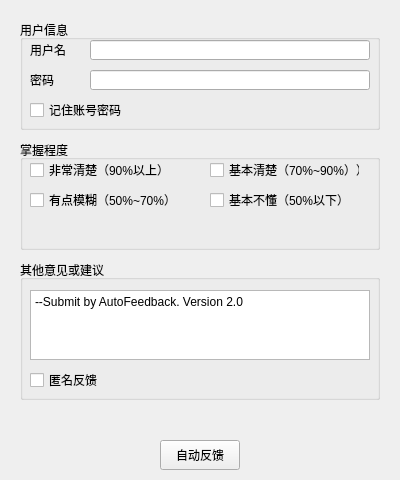
Before: the Qt Designer form AutoFeedback.ui in Rayark-VOEZ/AutoFeedback, drawn with Qt 5.
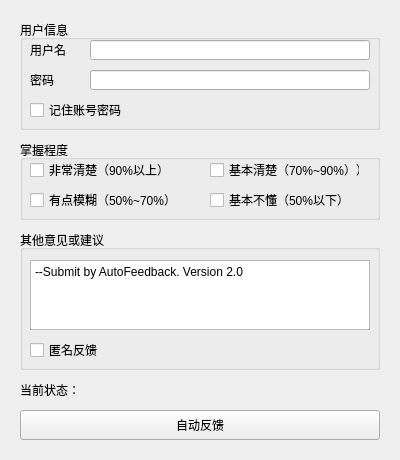
After: the same form once the commit is applied.

Patch:
```diff
--- a/AutoFeedback.ui
+++ b/AutoFeedback.ui
@@ -7,7 +7,7 @@
     <x>0</x>
     <y>0</y>
     <width>400</width>
-    <height>480</height>
+    <height>460</height>
    </rect>
   </property>
   <property name="maximumSize">
@@ -22,9 +22,9 @@
   <widget class="QPushButton" name="submitButton">
    <property name="geometry">
     <rect>
-     <x>160</x>
-     <y>440</y>
-     <width>80</width>
+     <x>20</x>
+     <y>410</y>
+     <width>360</width>
      <height>30</height>
     </rect>
    </property>
@@ -38,7 +38,7 @@
      <x>20</x>
      <y>140</y>
      <width>360</width>
-     <height>110</height>
+     <height>80</height>
     </rect>
    </property>
    <property name="title">
@@ -101,7 +101,7 @@
    <property name="geometry">
     <rect>
      <x>20</x>
-     <y>260</y>
+     <y>230</y>
      <width>360</width>
      <height>140</height>
     </rect>
@@ -224,9 +224,9 @@
   <widget class="QLabel" name="stateLabel">
    <property name="geometry">
     <rect>
-     <x>20</x>
-     <y>410</y>
-     <width>360</width>
+     <x>90</x>
+     <y>380</y>
+     <width>290</width>
      <height>20</height>
     </rect>
    </property>
@@ -234,6 +234,19 @@
     <string/>
    </property>
   </widget>
+  <widget class="QLabel" name="label">
+   <property name="geometry">
+    <rect>
+     <x>20</x>
+     <y>380</y>
+     <width>60</width>
+     <height>20</height>
+    </rect>
+   </property>
+   <property name="text">
+    <string>当前状态：</string>
+   </property>
+  </widget>
  </widget>
  <resources/>
  <connections/>
```
